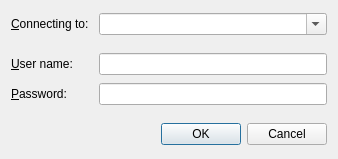
This is lib/nicos/gui/auth.ui in mlz-ictrl/nicos as Qt 5 draws it before an edit. The edited form follows.
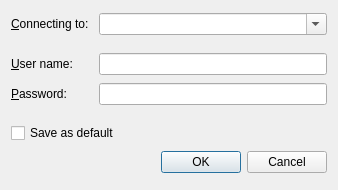
This is the edited form.

Commit message: gui: add a "save as default" checkbox to the auth dialog

```diff
--- a/lib/nicos/gui/auth.ui
+++ b/lib/nicos/gui/auth.ui
@@ -7,7 +7,7 @@
     <x>0</x>
     <y>0</y>
     <width>338</width>
-    <height>159</height>
+    <height>190</height>
    </rect>
   </property>
   <property name="windowTitle">
@@ -53,29 +53,6 @@
      </property>
     </widget>
    </item>
-   <item row="5" column="1">
-    <widget class="QLineEdit" name="password">
-     <property name="inputMask">
-      <string/>
-     </property>
-     <property name="text">
-      <string/>
-     </property>
-     <property name="echoMode">
-      <enum>QLineEdit::Password</enum>
-     </property>
-    </widget>
-   </item>
-   <item row="7" column="0" colspan="2">
-    <widget class="QDialogButtonBox" name="buttonBox">
-     <property name="orientation">
-      <enum>Qt::Horizontal</enum>
-     </property>
-     <property name="standardButtons">
-      <set>QDialogButtonBox::Cancel|QDialogButtonBox::Ok</set>
-     </property>
-    </widget>
-   </item>
    <item row="1" column="0">
     <widget class="QLabel" name="label_3">
      <property name="text">
@@ -131,6 +108,53 @@
      </property>
     </widget>
    </item>
+   <item row="5" column="1">
+    <widget class="QLineEdit" name="password">
+     <property name="inputMask">
+      <string/>
+     </property>
+     <property name="text">
+      <string/>
+     </property>
+     <property name="echoMode">
+      <enum>QLineEdit::Password</enum>
+     </property>
+    </widget>
+   </item>
+   <item row="9" column="0" colspan="2">
+    <widget class="QDialogButtonBox" name="buttonBox">
+     <property name="orientation">
+      <enum>Qt::Horizontal</enum>
+     </property>
+     <property name="standardButtons">
+      <set>QDialogButtonBox::Cancel|QDialogButtonBox::Ok</set>
+     </property>
+    </widget>
+   </item>
+   <item row="7" column="0" colspan="2">
+    <layout class="QHBoxLayout" name="horizontalLayout">
+     <item>
+      <widget class="QCheckBox" name="saveDefault">
+       <property name="text">
+        <string>Save as default</string>
+       </property>
+      </widget>
+     </item>
+     <item>
+      <spacer name="horizontalSpacer">
+       <property name="orientation">
+        <enum>Qt::Horizontal</enum>
+       </property>
+       <property name="sizeHint" stdset="0">
+        <size>
+         <width>40</width>
+         <height>20</height>
+        </size>
+       </property>
+      </spacer>
+     </item>
+    </layout>
+   </item>
   </layout>
  </widget>
  <tabstops>
```
Left out of the diff: 22 changed lines with no effect on the pictures. The commit also changes 1 other file.
